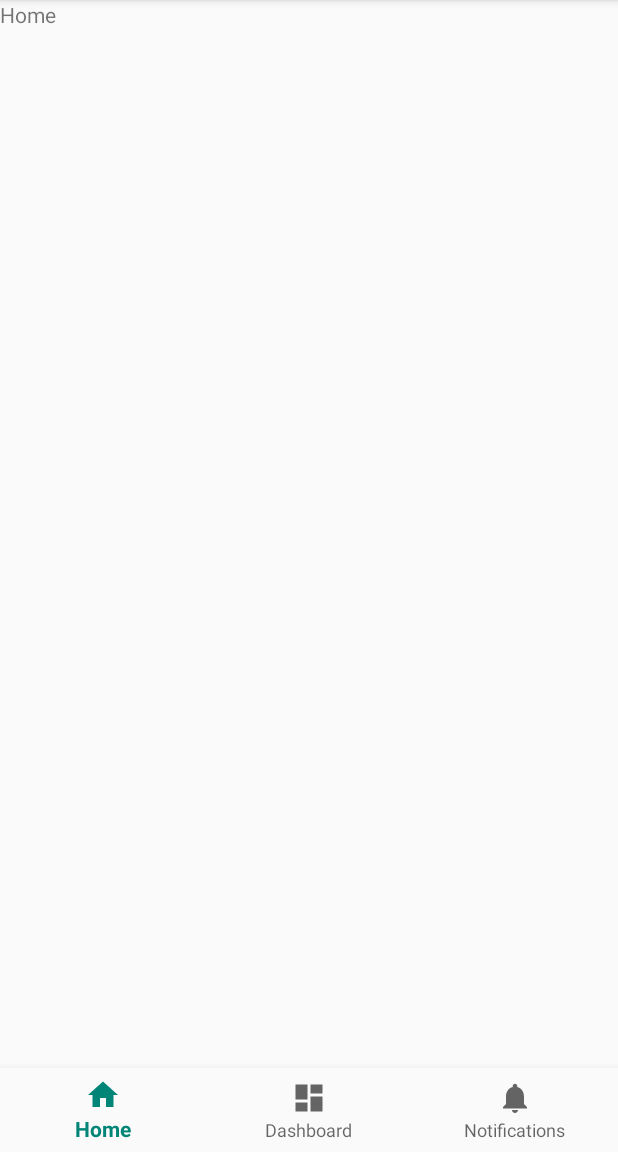
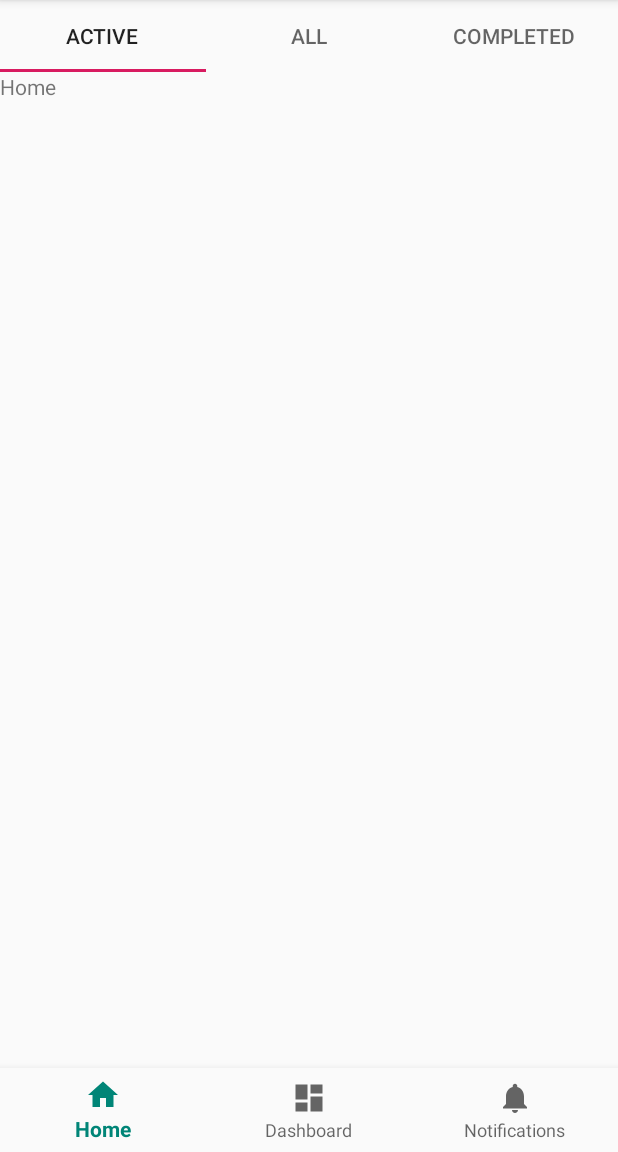
Before and after one commit to nanoyatsu/TodoApp, an Android app: the screen it shows after launch (MainActivity), on a phone screen of 412 x 824 dp, the part 84-1236 px from its top. Run offline under Robolectric (Android 15) with nearby library versions, the phone set to English and light mode, and no system bars; our stand-ins replace Room's generated code.

```diff
--- a/app/build.gradle
+++ b/app/build.gradle
@@ -21,6 +21,10 @@ android {
     }
 }
 
+androidExtensions {
+    experimental = true
+}
+
 dependencies {
     implementation fileTree(dir: 'libs', include: ['*.jar'])
     implementation "org.jetbrains.kotlin:kotlin-stdlib-jdk7:$kotlin_version"
--- a/app/src/main/java/com/nanoyatsu/todoapp/MainActivity.kt
+++ b/app/src/main/java/com/nanoyatsu/todoapp/MainActivity.kt
@@ -3,37 +3,46 @@ package com.nanoyatsu.todoapp
 import android.os.Bundle
 import androidx.appcompat.app.AppCompatActivity
 import com.google.android.material.bottomnavigation.BottomNavigationView
+import com.nanoyatsu.todoapp.data.entity.Task
 import com.nanoyatsu.todoapp.view.taskList.TabViewAdapter
 import kotlinx.android.synthetic.main.activity_main.*
 
 class MainActivity : AppCompatActivity() {
 
+    private lateinit var tabViewAdapter: TabViewAdapter
+    override fun onCreate(savedInstanceState: Bundle?) {
+        super.onCreate(savedInstanceState)
+        setContentView(R.layout.activity_main)
+
+        val tasks = getTasks()
+        tabViewAdapter = TabViewAdapter(tasks, supportFragmentManager)
+        list_container.adapter = tabViewAdapter
+
+        navigation.setOnNavigationItemSelectedListener(mOnNavigationItemSelectedListener)
+    }
+
+    fun getTasks(): ArrayList<Task> {
+        val tasks = arrayListOf<Task>()
+        tasks.add(Task(1, "dummy-1-true", true))
+        tasks.add(Task(2, "dummy-2-true", true))
+        tasks.add(Task(3, "dummy-3-false", false))
+        tasks.add(Task(4, "dummy-4-true", true))
+        tasks.add(Task(5, "dummy-5-false", false))
+        return tasks
+    }
+
     private val mOnNavigationItemSelectedListener = BottomNavigationView.OnNavigationItemSelectedListener { item ->
         when (item.itemId) {
             R.id.navigation_home -> {
-//                message.setText(R.string.title_home)
                 return@OnNavigationItemSelectedListener true
             }
             R.id.navigation_dashboard -> {
-//                message.setText(R.string.title_dashboard)
                 return@OnNavigationItemSelectedListener true
             }
             R.id.navigation_notifications -> {
-//                message.setText(R.string.title_notifications)
                 return@OnNavigationItemSelectedListener true
             }
         }
         false
     }
-
-    override fun onCreate(savedInstanceState: Bundle?) {
-        super.onCreate(savedInstanceState)
-        setContentView(R.layout.activity_main)
-
-        navigation.setOnNavigationItemSelectedListener(mOnNavigationItemSelectedListener)
-
-        val fragmentStatePagerAdapter = TabViewAdapter(supportFragmentManager)
-        list_container.adapter = fragmentStatePagerAdapter
-    }
-
 }
--- a/app/src/main/java/com/nanoyatsu/todoapp/data/entity/Task.kt
+++ b/app/src/main/java/com/nanoyatsu/todoapp/data/entity/Task.kt
@@ -1,12 +1,15 @@
 package com.nanoyatsu.todoapp.data.entity
 
+import android.os.Parcelable
 import androidx.room.ColumnInfo
 import androidx.room.Entity
 import androidx.room.PrimaryKey
+import kotlinx.android.parcel.Parcelize
 
 @Entity
+@Parcelize
 data class Task(
     @PrimaryKey(autoGenerate = true) val id: Int = 0,
     @ColumnInfo(name = "label") val label: String,
     @ColumnInfo(name = "completed") val completed: Boolean
-)
+) : Parcelable
--- a/app/src/main/java/com/nanoyatsu/todoapp/view/taskList/TabViewAdapter.kt
+++ b/app/src/main/java/com/nanoyatsu/todoapp/view/taskList/TabViewAdapter.kt
@@ -1,18 +1,31 @@
 package com.nanoyatsu.todoapp.view.taskList
 
+import android.os.Bundle
 import androidx.fragment.app.Fragment
 import androidx.fragment.app.FragmentManager
 import androidx.fragment.app.FragmentStatePagerAdapter
+import com.nanoyatsu.todoapp.data.entity.Task
 
-class TabViewAdapter(fm: FragmentManager) : FragmentStatePagerAdapter(fm) {
-    enum class Tabs { ACTIVE, ALL, COMPLETED }
+class TabViewAdapter(private val tasks: ArrayList<Task>, fm: FragmentManager) : FragmentStatePagerAdapter(fm) {
+    enum class Tabs(val filterFunc: (Task) -> Boolean) { ACTIVE({ !it.completed }), ALL({ true }), COMPLETED({ it.completed }) }
 
     override fun getItem(position: Int): Fragment {
-        return TaskListFragment()
+        val bundle = Bundle().also {
+            val list = arrayListOf<Task>()
+            list.addAll(tasks.filter(Tabs.values()[position].filterFunc))
+            it.putParcelableArrayList(
+                TaskListFragment.BundleKey.TASK_LIST.name, ArrayList(tasks.filter(Tabs.values()[position].filterFunc))
+            )
+        }
+        return TaskListFragment().also { it.arguments = bundle }
+
     }
 
     override fun getCount(): Int {
         return Tabs.values().size
     }
 
+    override fun getPageTitle(position: Int): CharSequence? {
+        return Tabs.values()[position].name
+    }
 }
--- a/app/src/main/java/com/nanoyatsu/todoapp/view/taskList/TaskListFragment.kt
+++ b/app/src/main/java/com/nanoyatsu/todoapp/view/taskList/TaskListFragment.kt
@@ -6,11 +6,17 @@ import android.view.View
 import android.view.ViewGroup
 import androidx.fragment.app.Fragment
 import com.nanoyatsu.todoapp.R
+import com.nanoyatsu.todoapp.data.entity.Task
 
 class TaskListFragment() : Fragment() {
+    enum class BundleKey { TASK_LIST }
 
     override fun onCreateView(inflater: LayoutInflater, container: ViewGroup?, savedInstanceState: Bundle?): View? {
         super.onCreateView(inflater, container, savedInstanceState)
+
+        val tasks = arguments?.getParcelableArrayList<Task>(BundleKey.TASK_LIST.name) ?: arrayListOf()
+
+
         return inflater.inflate(R.layout.fragment_task_list, container, false)
     }
 }
--- a/app/src/main/res/layout/activity_main.xml
+++ b/app/src/main/res/layout/activity_main.xml
@@ -10,8 +10,15 @@
     <androidx.viewpager.widget.ViewPager
         android:id = "@+id/list_container"
         android:layout_width = "match_parent"
-        android:layout_height = "match_parent" />
+        android:layout_height = "match_parent"
+        >
 
+        <com.google.android.material.tabs.TabLayout
+            android:id = "@+id/tab_layout"
+            android:layout_width = "match_parent"
+            android:layout_height = "wrap_content"
+            />
+    </androidx.viewpager.widget.ViewPager>
 
     <com.google.android.material.bottomnavigation.BottomNavigationView
         android:id = "@+id/navigation"
```
